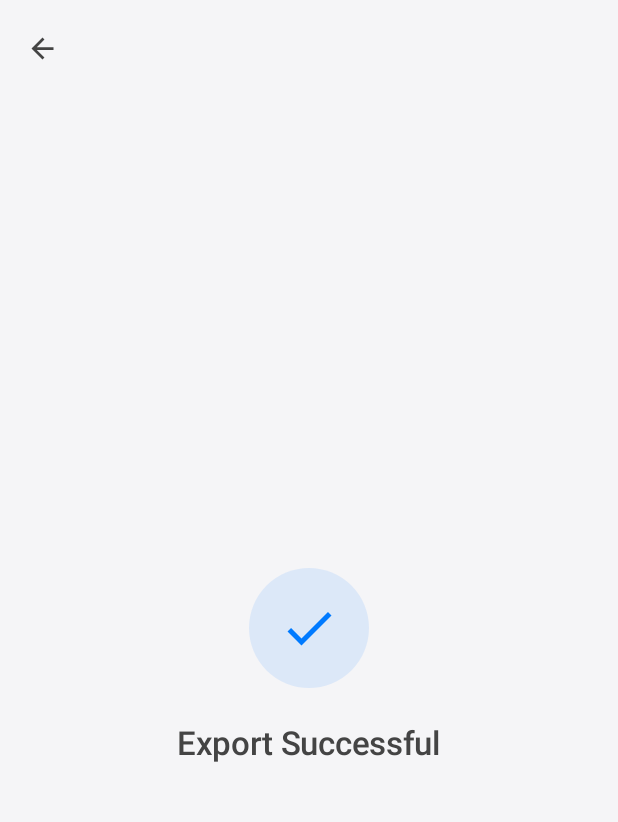
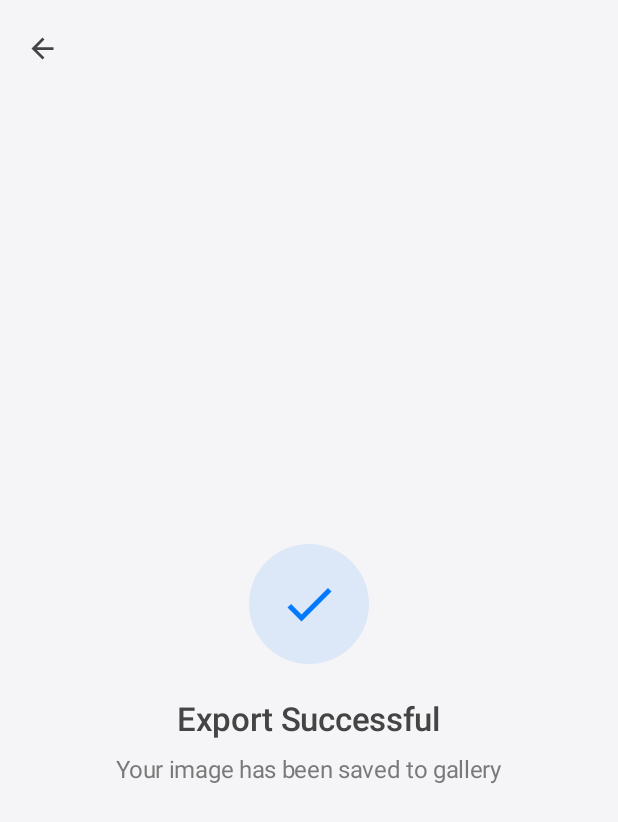
Before and after one commit to ActualRyu/shhhot, an Android app built with Jetpack Compose: the composable ExportSuccessScreen shown on its own in the app's theme, on a phone screen of 412 x 824 dp. Shown: the top 822 px of the screen. Run offline under Robolectric (Android 15) with nearby library versions, the phone set to English and light mode, and no system bars.

```diff
--- a/app/src/main/java/com/ryucodes/shhhot/EditorScreen.kt
+++ b/app/src/main/java/com/ryucodes/shhhot/EditorScreen.kt
@@ -2,6 +2,9 @@ package com.ryucodes.shhhot
 
 import android.graphics.Bitmap
 import android.graphics.Color
+import androidx.compose.animation.core.Spring
+import androidx.compose.animation.core.animateFloatAsState
+import androidx.compose.animation.core.spring
 import androidx.compose.foundation.Canvas
 import androidx.compose.foundation.background
 import androidx.compose.foundation.border
@@ -46,6 +49,7 @@ import androidx.compose.runtime.setValue
 import androidx.compose.ui.Alignment
 import androidx.compose.ui.Modifier
 import androidx.compose.ui.draw.clip
+import androidx.compose.ui.draw.scale
 import androidx.compose.ui.geometry.Offset
 import androidx.compose.ui.graphics.drawscope.Stroke
 import androidx.compose.ui.graphics.graphicsLayer
@@ -354,6 +358,34 @@ fun ExportSuccessScreen(onNavigateBack: () -> Unit) {
         onNavigateBack()
     }
 
+    // Animation state for the checkmark icon
+    var iconVisible by remember { mutableStateOf(false) }
+    LaunchedEffect(Unit) {
+        // Delay slightly to create a more pleasing animation sequence
+        delay(100)
+        iconVisible = true
+    }
+
+    // Animation for the icon size
+    val iconScale by animateFloatAsState(
+        targetValue = if (iconVisible) 1f else 0f,
+        animationSpec = spring(
+            dampingRatio = Spring.DampingRatioLowBouncy,
+            stiffness = Spring.StiffnessMedium
+        ),
+        label = "icon scale animation"
+    )
+
+    // Animation for the text opacity
+    val textAlpha by animateFloatAsState(
+        targetValue = if (iconVisible) 1f else 0f,
+        animationSpec = spring(
+            dampingRatio = Spring.DampingRatioNoBouncy,
+            stiffness = Spring.StiffnessLow
+        ),
+        label = "text alpha animation"
+    )
+
     Scaffold(
         contentWindowInsets = androidx.compose.foundation.layout.WindowInsets(0, 0, 0, 0),
         topBar = {
@@ -382,12 +414,13 @@ fun ExportSuccessScreen(onNavigateBack: () -> Unit) {
             horizontalAlignment = Alignment.CenterHorizontally,
             verticalArrangement = Arrangement.Center
         ) {
-            // Success icon
+            // Success icon with animation
             Box(
                 modifier = Modifier
                     .size(80.dp)
                     .clip(CircleShape)
-                    .background(MaterialTheme.colorScheme.primary.copy(alpha = 0.1f)),
+                    .background(MaterialTheme.colorScheme.primary.copy(alpha = 0.1f))
+                    .scale(iconScale),
                 contentAlignment = Alignment.Center
             ) {
                 Icon(
@@ -400,11 +433,22 @@ fun ExportSuccessScreen(onNavigateBack: () -> Unit) {
 
             Spacer(modifier = Modifier.height(24.dp))
 
+            // Text with fade-in animation
             Text(
                 text = "Export Successful",
                 fontSize = 22.sp,
                 fontWeight = FontWeight.Medium,
-                color = MaterialTheme.colorScheme.onBackground
+                color = MaterialTheme.colorScheme.onBackground,
+                modifier = Modifier.graphicsLayer { alpha = textAlpha }
+            )
+
+            Spacer(modifier = Modifier.height(8.dp))
+
+            Text(
+                text = "Your image has been saved to gallery",
+                fontSize = 16.sp,
+                color = MaterialTheme.colorScheme.onBackground.copy(alpha = 0.7f),
+                modifier = Modifier.graphicsLayer { alpha = textAlpha }
             )
         }
     }
```
Also changed, not shown: app/src/main/java/com/ryucodes/shhhot/ImageUtils.kt (+13 -7 lines).
